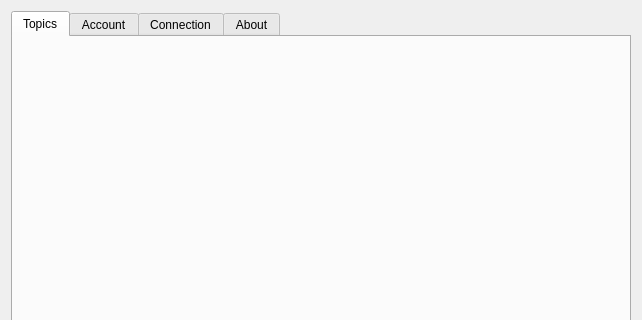
Old version of the form form/configurationdialog.ui in the repository vive-tennis/r3_monitoring; both pictures show x 0 to 642 and y 0 to 320 of the 642 by 498 pixel window.
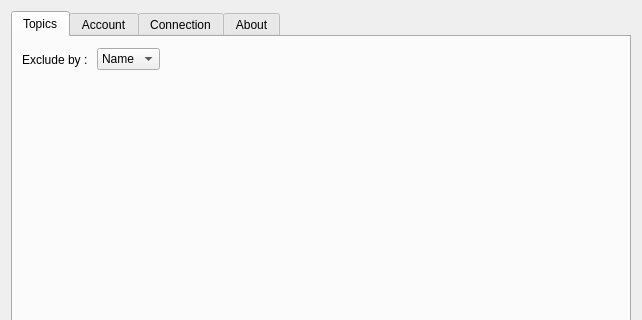
New version of the form.

What changed in the file:
```diff
--- a/form/configurationdialog.ui
+++ b/form/configurationdialog.ui
@@ -23,8 +23,89 @@
       <attribute name="title">
        <string>Topics</string>
       </attribute>
-      <layout class="QVBoxLayout" name="verticalLayout_5">
+      <widget class="QFrame" name="frameTopicName">
+       <property name="geometry">
+        <rect>
+         <x>9</x>
+         <y>68</y>
+         <width>50</width>
+         <height>22</height>
+        </rect>
+       </property>
+       <layout class="QHBoxLayout" name="horizontalLayout_3">
        <item>
+         <layout class="QGridLayout" name="topicNameGridLayout"/>
+        </item>
+        <item>
+         <spacer name="horizontalSpacer_3">
+          <property name="orientation">
+           <enum>Qt::Horizontal</enum>
+          </property>
+          <property name="sizeHint" stdset="0">
+           <size>
+            <width>40</width>
+            <height>20</height>
+           </size>
+          </property>
+         </spacer>
+        </item>
+       </layout>
+      </widget>
+      <widget class="QWidget" name="">
+       <property name="geometry">
+        <rect>
+         <x>9</x>
+         <y>9</y>
+         <width>441</width>
+         <height>27</height>
+        </rect>
+       </property>
+       <layout class="QHBoxLayout" name="horizontalLayout_4">
+        <item>
+         <widget class="QLabel" name="label_3">
+          <property name="text">
+           <string>Exclude by : </string>
+          </property>
+         </widget>
+        </item>
+        <item>
+         <widget class="QComboBox" name="comboBox">
+          <item>
+           <property name="text">
+            <string>Name</string>
+           </property>
+          </item>
+          <item>
+           <property name="text">
+            <string>Type</string>
+           </property>
+          </item>
+         </widget>
+        </item>
+        <item>
+         <spacer name="horizontalSpacer_4">
+          <property name="orientation">
+           <enum>Qt::Horizontal</enum>
+          </property>
+          <property name="sizeHint" stdset="0">
+           <size>
+            <width>40</width>
+            <height>20</height>
+           </size>
+          </property>
+         </spacer>
+        </item>
+       </layout>
+      </widget>
+      <widget class="QFrame" name="frameTopicType">
+       <property name="geometry">
+        <rect>
+         <x>9</x>
+         <y>40</y>
+         <width>50</width>
+         <height>22</height>
+        </rect>
+       </property>
         <layout class="QHBoxLayout" name="horizontalLayout">
          <item>
           <layout class="QGridLayout" name="topicGridLayout"/>
@@ -43,21 +124,7 @@
           </spacer>
          </item>
         </layout>
-       </item>
-       <item>
-        <spacer name="verticalSpacer_2">
-         <property name="orientation">
-          <enum>Qt::Vertical</enum>
-         </property>
-         <property name="sizeHint" stdset="0">
-          <size>
-           <width>20</width>
-           <height>369</height>
-          </size>
-         </property>
-        </spacer>
-       </item>
-      </layout>
+      </widget>
      </widget>
      <widget class="QWidget" name="AccountWidget">
       <attribute name="title">
```
Left out of the diff: 2 changed lines with no effect on the pictures. Lines whose indentation alone changed are shown as unchanged.
